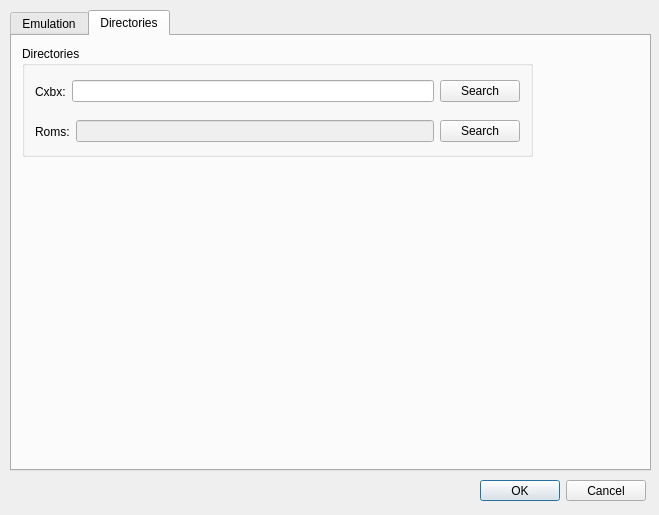
literalmente-game/CxBx-Reloaded-QT-GUI, file gui/emu_settings.ui: the form before one commit.
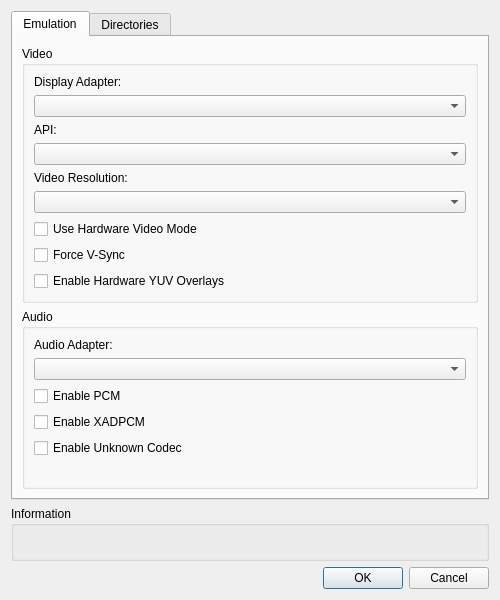
The form after the commit.

Commit message: [WIP] Config class, about ui. Commit.

Patch:
```diff
--- a/gui/emu_settings.ui
+++ b/gui/emu_settings.ui
@@ -2,90 +2,176 @@
 <ui version="4.0">
  <class>Emu_Settings</class>
  <widget class="QDialog" name="Emu_Settings">
+  <property name="windowModality">
+   <enum>Qt::NonModal</enum>
+  </property>
+  <property name="enabled">
+   <bool>true</bool>
+  </property>
   <property name="geometry">
    <rect>
     <x>0</x>
     <y>0</y>
-    <width>659</width>
-    <height>515</height>
+    <width>500</width>
+    <height>600</height>
    </rect>
   </property>
-  <property name="sizePolicy">
-   <sizepolicy hsizetype="Fixed" vsizetype="Fixed">
-    <horstretch>0</horstretch>
-    <verstretch>0</verstretch>
-   </sizepolicy>
-  </property>
   <property name="minimumSize">
    <size>
-    <width>659</width>
-    <height>515</height>
+    <width>500</width>
+    <height>600</height>
    </size>
   </property>
   <property name="maximumSize">
    <size>
-    <width>659</width>
-    <height>515</height>
+    <width>600</width>
+    <height>700</height>
    </size>
   </property>
   <property name="windowTitle">
    <string>Emulation Settings</string>
   </property>
-  <widget class="QDialogButtonBox" name="buttonBox">
-   <property name="geometry">
-    <rect>
-     <x>480</x>
-     <y>480</y>
-     <width>166</width>
-     <height>21</height>
-    </rect>
-   </property>
-   <property name="standardButtons">
-    <set>QDialogButtonBox::Cancel|QDialogButtonBox::Ok</set>
-   </property>
-  </widget>
-  <widget class="QTabWidget" name="tabEmulation">
-   <property name="geometry">
-    <rect>
-     <x>10</x>
-     <y>10</y>
-     <width>641</width>
-     <height>461</height>
-    </rect>
-   </property>
+  <property name="modal">
+   <bool>false</bool>
+  </property>
+  <layout class="QVBoxLayout" name="verticalLayout">
+   <item>
+    <widget class="QTabWidget" name="emulationsTab">
    <property name="currentIndex">
-    <number>1</number>
-   </property>
-   <widget class="QWidget" name="tab_emu">
+      <number>0</number>
+     </property>
+     <widget class="QWidget" name="emulationTab">
     <attribute name="title">
      <string>Emulation</string>
     </attribute>
-   </widget>
-   <widget class="QWidget" name="tab_dir">
+      <layout class="QVBoxLayout" name="verticalLayout_2">
+       <item>
+        <widget class="QGroupBox" name="gbVideo">
+         <property name="title">
+          <string>Video</string>
+         </property>
+         <layout class="QVBoxLayout" name="verticalLayout_5">
+          <item>
+           <widget class="QLabel" name="label">
+            <property name="text">
+             <string>Display Adapter:</string>
+            </property>
+           </widget>
+          </item>
+          <item>
+           <widget class="QComboBox" name="comboBox_2"/>
+          </item>
+          <item>
+           <widget class="QLabel" name="label_2">
+            <property name="text">
+             <string>API:</string>
+            </property>
+           </widget>
+          </item>
+          <item>
+           <widget class="QComboBox" name="comboBox_3"/>
+          </item>
+          <item>
+           <widget class="QLabel" name="label_3">
+            <property name="text">
+             <string>Video Resolution:</string>
+            </property>
+           </widget>
+          </item>
+          <item>
+           <widget class="QComboBox" name="comboBox"/>
+          </item>
+          <item>
+           <widget class="QCheckBox" name="checkBox_4">
+            <property name="text">
+             <string>Use Hardware Video Mode</string>
+            </property>
+           </widget>
+          </item>
+          <item>
+           <widget class="QCheckBox" name="checkBox_6">
+            <property name="text">
+             <string>Force V-Sync</string>
+            </property>
+           </widget>
+          </item>
+          <item>
+           <widget class="QCheckBox" name="checkBox_5">
+            <property name="text">
+             <string>Enable Hardware YUV Overlays</string>
+            </property>
+           </widget>
+          </item>
+         </layout>
+        </widget>
+       </item>
+       <item>
+        <widget class="QGroupBox" name="gbAudio">
+         <property name="title">
+          <string>Audio</string>
+         </property>
+         <layout class="QVBoxLayout" name="verticalLayout_6">
+          <item>
+           <widget class="QLabel" name="label_5">
+            <property name="text">
+             <string>Audio Adapter:</string>
+            </property>
+           </widget>
+          </item>
+          <item>
+           <widget class="QComboBox" name="comboBox_4"/>
+          </item>
+          <item>
+           <widget class="QCheckBox" name="checkBox">
+            <property name="text">
+             <string>Enable PCM</string>
+            </property>
+           </widget>
+          </item>
+          <item>
+           <widget class="QCheckBox" name="checkBox_2">
+            <property name="text">
+             <string>Enable XADPCM</string>
+            </property>
+           </widget>
+          </item>
+          <item>
+           <widget class="QCheckBox" name="checkBox_3">
+            <property name="text">
+             <string>Enable Unknown Codec</string>
+            </property>
+           </widget>
+          </item>
+          <item>
+           <spacer name="verticalSpacer_2">
+            <property name="orientation">
+             <enum>Qt::Vertical</enum>
+            </property>
+            <property name="sizeHint" stdset="0">
+             <size>
+              <width>20</width>
+              <height>40</height>
+             </size>
+            </property>
+           </spacer>
+          </item>
+         </layout>
+        </widget>
+       </item>
+      </layout>
+     </widget>
+     <widget class="QWidget" name="directoryTab">
     <attribute name="title">
      <string>Directories</string>
     </attribute>
+      <layout class="QVBoxLayout" name="verticalLayout_4">
+       <item>
     <widget class="QGroupBox" name="groupBox">
-     <property name="geometry">
-      <rect>
-       <x>10</x>
-       <y>10</y>
-       <width>511</width>
-       <height>111</height>
-      </rect>
-     </property>
      <property name="title">
       <string>Directories</string>
      </property>
-     <widget class="QWidget" name="horizontalLayoutWidget">
-      <property name="geometry">
-       <rect>
-        <x>10</x>
-        <y>30</y>
-        <width>491</width>
-        <height>31</height>
-       </rect>
-      </property>
+         <layout class="QVBoxLayout" name="verticalLayout_3">
+          <item>
       <layout class="QHBoxLayout" name="horizontalLayout_Cxbx">
        <property name="leftMargin">
         <number>3</number>
@@ -106,21 +192,13 @@
        <item>
         <widget class="QPushButton" name="btnSearch_Cxbx">
          <property name="text">
-          <string>Search</string>
+               <string>...</string>
          </property>
         </widget>
        </item>
       </layout>
-     </widget>
-     <widget class="QWidget" name="horizontalLayoutWidget_2">
-      <property name="geometry">
-       <rect>
-        <x>10</x>
-        <y>70</y>
-        <width>491</width>
-        <height>31</height>
-       </rect>
-      </property>
+          </item>
+          <item>
       <layout class="QHBoxLayout" name="horizontalLayout_Roms">
        <property name="leftMargin">
         <number>3</number>
@@ -145,15 +223,56 @@
        <item>
         <widget class="QPushButton" name="btnSearch_Roms">
          <property name="text">
-          <string>Search</string>
+               <string>...</string>
          </property>
         </widget>
        </item>
       </layout>
-     </widget>
-    </widget>
-   </widget>
-  </widget>
+          </item>
+         </layout>
+        </widget>
+       </item>
+       <item>
+        <spacer name="verticalSpacer">
+         <property name="orientation">
+          <enum>Qt::Vertical</enum>
+         </property>
+         <property name="sizeHint" stdset="0">
+          <size>
+           <width>20</width>
+           <height>40</height>
+          </size>
+         </property>
+        </spacer>
+       </item>
+      </layout>
+     </widget>
+    </widget>
+   </item>
+   <item>
+    <widget class="QGroupBox" name="groupBox_2">
+     <property name="title">
+      <string>Information</string>
+     </property>
+     <layout class="QVBoxLayout" name="verticalLayout_7">
+      <item>
+       <widget class="QLabel" name="label_4">
+        <property name="text">
+         <string>&lt;INFORMATION&gt;</string>
+        </property>
+       </widget>
+      </item>
+     </layout>
+    </widget>
+   </item>
+   <item>
+    <widget class="QDialogButtonBox" name="buttonBox">
+     <property name="standardButtons">
+      <set>QDialogButtonBox::Cancel|QDialogButtonBox::Ok</set>
+     </property>
+    </widget>
+   </item>
+  </layout>
  </widget>
  <resources/>
  <connections/>
```
Lines whose indentation alone changed are shown as unchanged. The commit also changes 12 other files.
